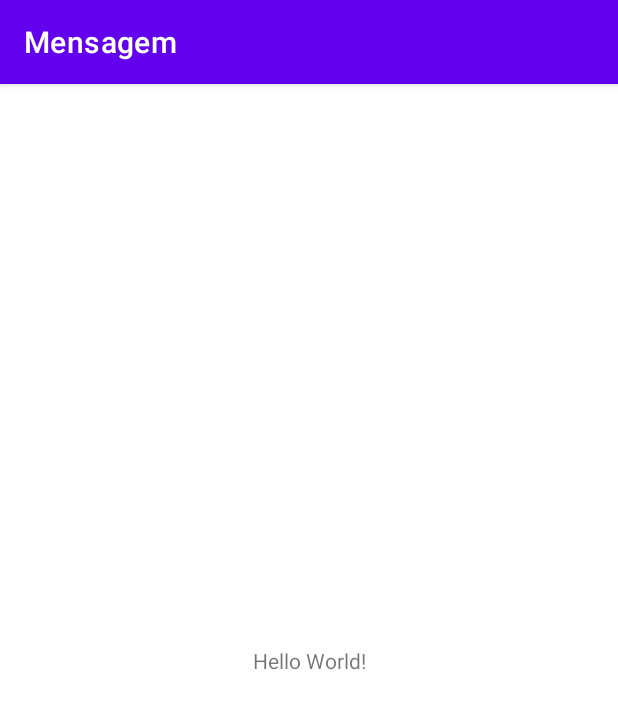
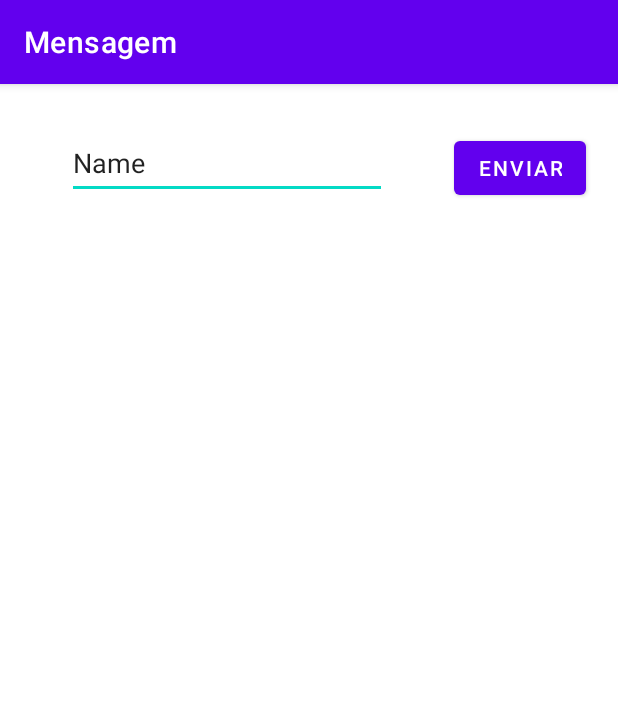
Before and after one commit to alexandrerossa/Mensagem, an Android app: the screen it shows after launch (MainActivity), on a phone screen of 412 x 824 dp. Shown: the top 709 px of the screen. Run offline under Robolectric (Android 15) with nearby library versions, the phone set to English and light mode, and no system bars.

Commit message:
Criação de interface da atividade mostra mensagem

```diff
--- a/app/src/main/AndroidManifest.xml
+++ b/app/src/main/AndroidManifest.xml
@@ -12,6 +12,9 @@
         android:theme="@style/Theme.Mensagem"
         tools:targetApi="31">
         <activity
+            android:name=".MostraMensagemActivity"
+            android:exported="false" />
+        <activity
             android:name=".MainActivity"
             android:exported="true">
             <intent-filter>
--- a/app/src/main/res/layout/activity_main.xml
+++ b/app/src/main/res/layout/activity_main.xml
@@ -6,13 +6,33 @@
     android:layout_height="match_parent"
     tools:context=".MainActivity">
 
-    <TextView
+    <EditText
+        android:id="@+id/editTextMensagem"
         android:layout_width="wrap_content"
         android:layout_height="wrap_content"
-        android:text="Hello World!"
+        android:layout_marginStart="8dp"
+        android:layout_marginTop="8dp"
+        android:layout_marginEnd="8dp"
+        android:layout_marginBottom="671dp"
+        android:autofillHints=""
+        android:ems="10"
+        android:inputType="textPersonName"
+        android:minHeight="48dp"
+        android:text="@string/name"
         app:layout_constraintBottom_toBottomOf="parent"
-        app:layout_constraintEnd_toEndOf="parent"
+        app:layout_constraintEnd_toStartOf="@+id/buttonEnviar"
         app:layout_constraintStart_toStartOf="parent"
         app:layout_constraintTop_toTopOf="parent" />
 
+    <Button
+        android:id="@+id/buttonEnviar"
+        android:layout_width="wrap_content"
+        android:layout_height="wrap_content"
+        android:layout_marginTop="13dp"
+        android:layout_marginEnd="21dp"
+        android:layout_marginBottom="670dp"
+        android:text="@string/enviar"
+        app:layout_constraintBottom_toBottomOf="parent"
+        app:layout_constraintEnd_toEndOf="parent"
+        app:layout_constraintTop_toTopOf="parent" />
 </androidx.constraintlayout.widget.ConstraintLayout>
--- a/app/src/main/res/values/strings.xml
+++ b/app/src/main/res/values/strings.xml
@@ -1,3 +1,7 @@
 <resources>
     <string name="app_name">Mensagem</string>
+    <string name="enviar">Enviar</string>
+    <string name="name">Name</string>
+    <string name="textview">TextView</string>
+    <string name="mensagem_recebida">Mensagem Recebida:</string>
 </resources>
```
